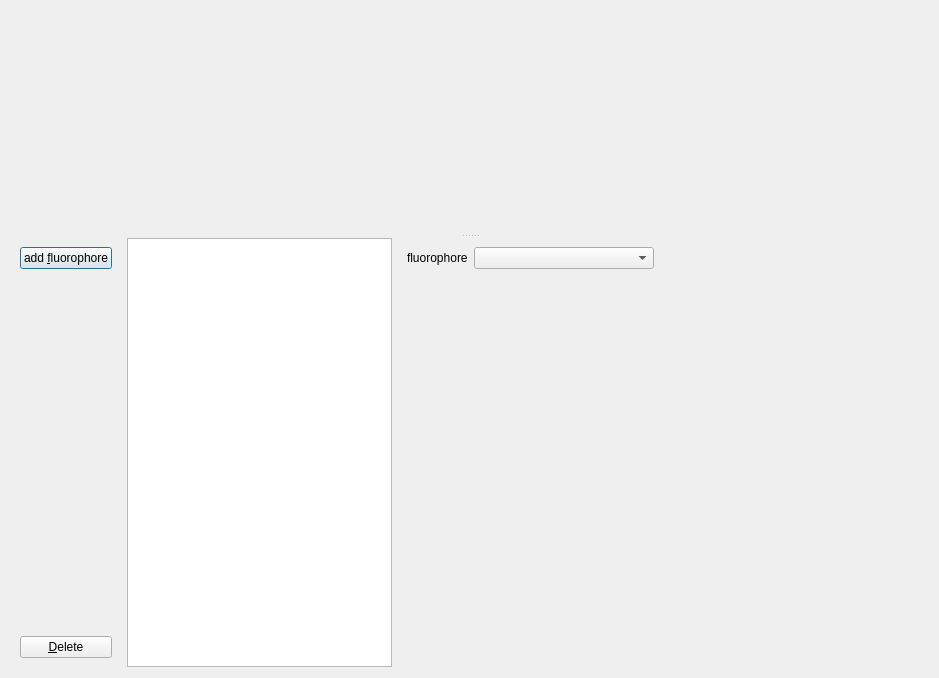
Old version of the form plugins/qfe_spectraviewer/qfespectraviewerdialog.ui in the repository jkriege2/QuickFit3.
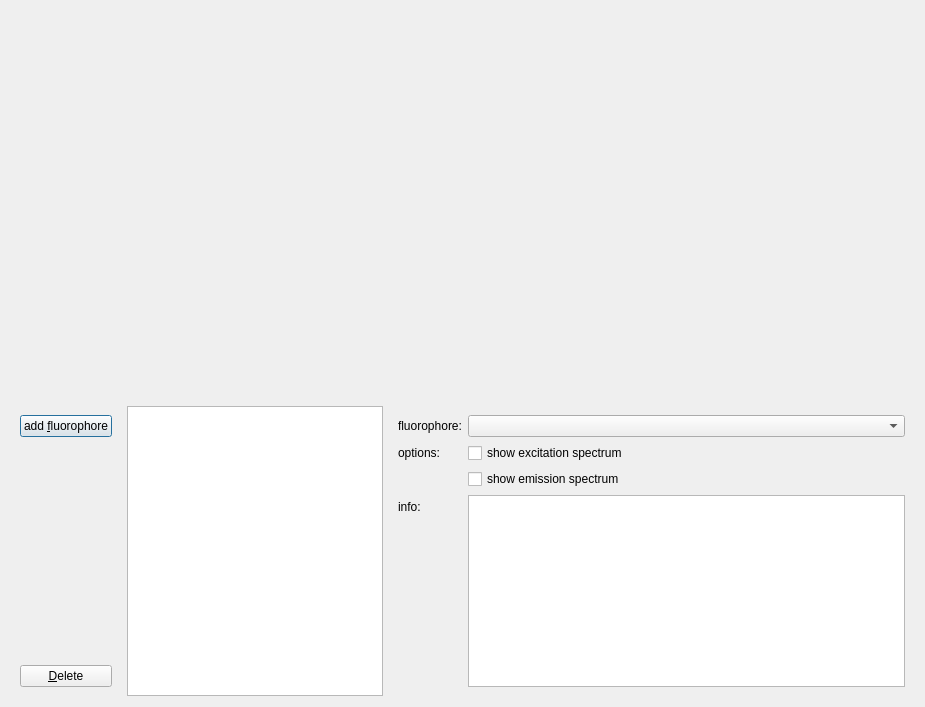
New version of the form. The open tabs and pages were chosen to show the change. Icons and pictures are not drawn. Custom widgets are drawn as their Qt base class.

Diff of the .ui file:
```diff
--- a/plugins/qfe_spectraviewer/qfespectraviewerdialog.ui
+++ b/plugins/qfe_spectraviewer/qfespectraviewerdialog.ui
@@ -6,8 +6,8 @@
    <rect>
     <x>0</x>
     <y>0</y>
-    <width>939</width>
-    <height>678</height>
+    <width>925</width>
+    <height>707</height>
    </rect>
   </property>
   <property name="windowTitle">
@@ -17,12 +17,8 @@
    <iconset resource="qfespectraviewer.qrc">
     <normaloff>:/qfe_spectraviewer/qfespectraviewer.png</normaloff>:/qfe_spectraviewer/qfespectraviewer.png</iconset>
   </property>
-  <layout class="QVBoxLayout" name="verticalLayout">
+  <layout class="QVBoxLayout" name="verticalLayout" stretch="1,0">
    <item>
-    <widget class="QVisibleHandleSplitter" name="splitter">
-     <property name="orientation">
-      <enum>Qt::Vertical</enum>
-     </property>
      <widget class="QFPlotter" name="plotter" native="true">
       <property name="minimumSize">
        <size>
@@ -31,8 +27,10 @@
        </size>
       </property>
      </widget>
+   </item>
+   <item>
      <widget class="QWidget" name="widget_2" native="true">
-      <layout class="QHBoxLayout" name="horizontalLayout">
+     <layout class="QHBoxLayout" name="horizontalLayout" stretch="0,0,1">
        <property name="margin">
         <number>0</number>
        </property>
@@ -80,35 +78,55 @@
          <widget class="QWidget" name="widEmpty"/>
          <widget class="QWidget" name="widFluorophore">
           <layout class="QFormLayout" name="formLayout">
+          <property name="fieldGrowthPolicy">
+           <enum>QFormLayout::AllNonFixedFieldsGrow</enum>
+          </property>
            <item row="0" column="0">
             <widget class="QLabel" name="label">
              <property name="text">
-              <string>fluorophore</string>
+             <string>fluorophore:</string>
              </property>
             </widget>
            </item>
            <item row="0" column="1">
             <widget class="QComboBox" name="cmbFluorophore"/>
            </item>
-          </layout>
-         </widget>
-        </widget>
-       </item>
-       <item>
-        <spacer name="horizontalSpacer">
-         <property name="orientation">
-          <enum>Qt::Horizontal</enum>
-         </property>
-         <property name="sizeHint" stdset="0">
-          <size>
-           <width>40</width>
-           <height>20</height>
-          </size>
-         </property>
-        </spacer>
+          <item row="1" column="1">
+           <widget class="QCheckBox" name="chkFluorophoreShowExcitation">
+            <property name="text">
+             <string>show excitation spectrum</string>
+            </property>
+           </widget>
+          </item>
+          <item row="2" column="1">
+           <widget class="QCheckBox" name="chkFluorophoreShowEmission">
+            <property name="text">
+             <string>show emission spectrum</string>
+            </property>
+           </widget>
+          </item>
+          <item row="3" column="1">
+           <widget class="QTableView" name="tabFluorophoreInfo"/>
+          </item>
+          <item row="3" column="0">
+           <widget class="QLabel" name="label_2">
+            <property name="text">
+             <string>info:</string>
+            </property>
+           </widget>
+          </item>
+          <item row="1" column="0">
+           <widget class="QLabel" name="label_3">
+            <property name="text">
+             <string>options:</string>
+            </property>
+           </widget>
        </item>
       </layout>
      </widget>
+       </widget>
+      </item>
+     </layout>
     </widget>
    </item>
   </layout>
@@ -120,12 +138,6 @@
    <header>qfplotter.h</header>
    <container>1</container>
   </customwidget>
-  <customwidget>
-   <class>QVisibleHandleSplitter</class>
-   <extends>QSplitter</extends>
-   <header>qvisiblehandlesplitter.h</header>
-   <container>1</container>
-  </customwidget>
  </customwidgets>
  <resources>
   <include location="qfespectraviewer.qrc"/>
```
Lines whose indentation alone changed are shown as unchanged.
